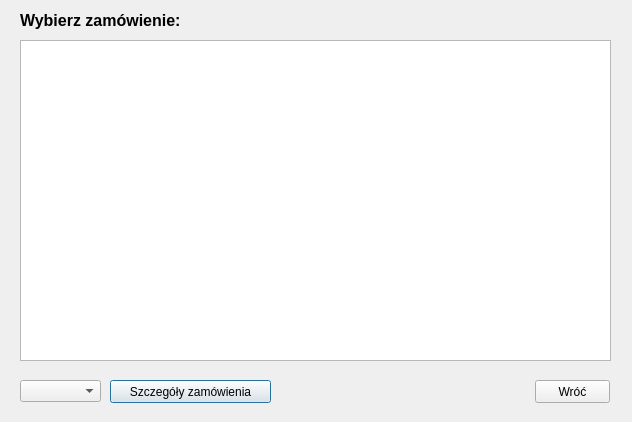
Above: salesview.ui from DzimiX/ProgramSprzedazowy before the change. Below: the same form after it.
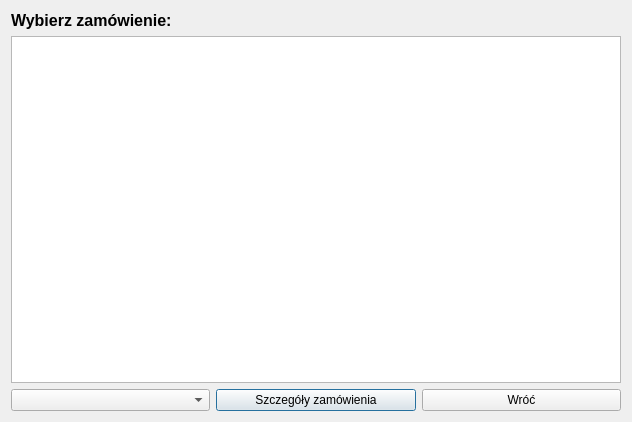
That is the form after the change.

Patch:
```diff
--- a/salesview.ui
+++ b/salesview.ui
@@ -13,15 +13,16 @@
   <property name="windowTitle">
    <string>Faktury</string>
   </property>
+  <layout class="QGridLayout" name="gridLayout">
+   <item row="0" column="0" colspan="2">
+    <widget class="QLabel" name="label">
+     <property name="text">
+      <string>&lt;html&gt;&lt;head/&gt;&lt;body&gt;&lt;p&gt;&lt;span style=&quot; font-size:12pt; font-weight:600;&quot;&gt;Wybierz zamówienie:&lt;/span&gt;&lt;/p&gt;&lt;/body&gt;&lt;/html&gt;</string>
+     </property>
+    </widget>
+   </item>
+   <item row="1" column="0" colspan="3">
   <widget class="QTableView" name="tableView">
-   <property name="geometry">
-    <rect>
-     <x>20</x>
-     <y>40</y>
-     <width>591</width>
-     <height>321</height>
-    </rect>
-   </property>
    <property name="selectionBehavior">
     <enum>QAbstractItemView::SelectRows</enum>
    </property>
@@ -29,55 +30,25 @@
     <bool>false</bool>
    </attribute>
   </widget>
-  <widget class="QLabel" name="label">
-   <property name="geometry">
-    <rect>
-     <x>20</x>
-     <y>10</y>
-     <width>331</width>
-     <height>21</height>
-    </rect>
-   </property>
-   <property name="text">
-    <string>&lt;html&gt;&lt;head/&gt;&lt;body&gt;&lt;p&gt;&lt;span style=&quot; font-size:12pt; font-weight:600;&quot;&gt;Wybierz zamówienie:&lt;/span&gt;&lt;/p&gt;&lt;/body&gt;&lt;/html&gt;</string>
-   </property>
-  </widget>
+   </item>
+   <item row="2" column="0">
+    <widget class="QComboBox" name="comboBox"/>
+   </item>
+   <item row="2" column="1">
   <widget class="QPushButton" name="button_details">
-   <property name="geometry">
-    <rect>
-     <x>110</x>
-     <y>380</y>
-     <width>161</width>
-     <height>23</height>
-    </rect>
-   </property>
    <property name="text">
     <string>Szczegóły zamówienia</string>
    </property>
   </widget>
+   </item>
+   <item row="2" column="2">
   <widget class="QPushButton" name="button_return">
-   <property name="geometry">
-    <rect>
-     <x>535</x>
-     <y>380</y>
-     <width>75</width>
-     <height>23</height>
-    </rect>
-   </property>
    <property name="text">
     <string>Wróć</string>
    </property>
   </widget>
-  <widget class="QComboBox" name="comboBox">
-   <property name="geometry">
-    <rect>
-     <x>20</x>
-     <y>380</y>
-     <width>81</width>
-     <height>22</height>
-    </rect>
-   </property>
-  </widget>
+   </item>
+  </layout>
  </widget>
  <resources/>
  <connections/>
```
Lines whose indentation alone changed are shown as unchanged.
